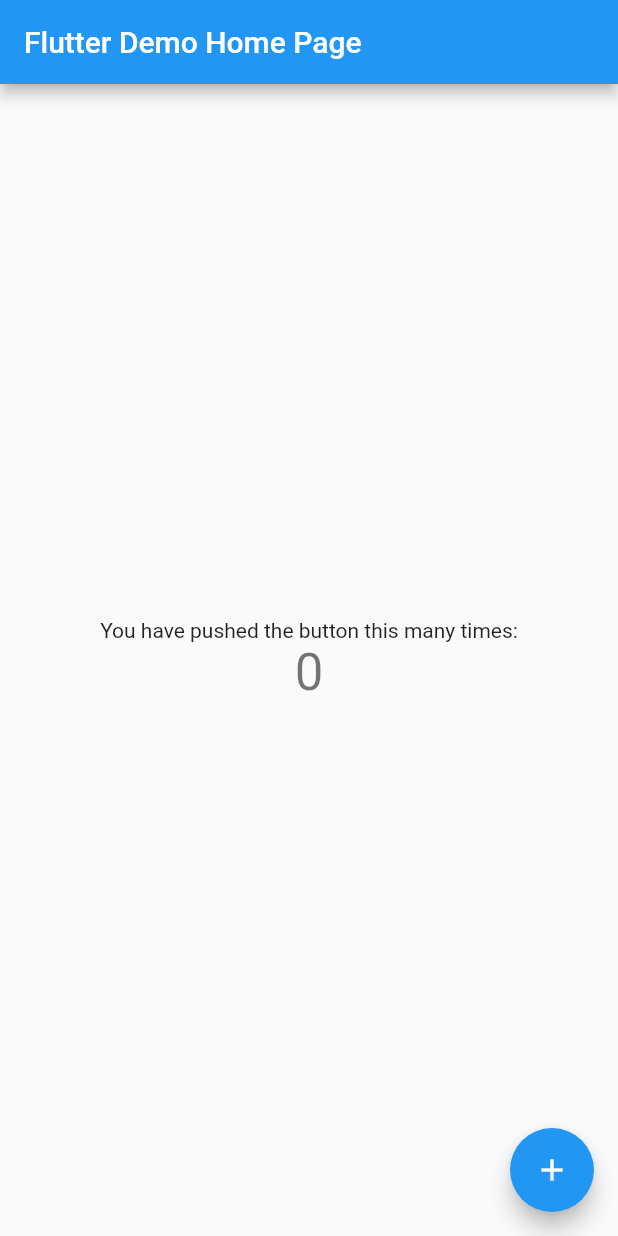
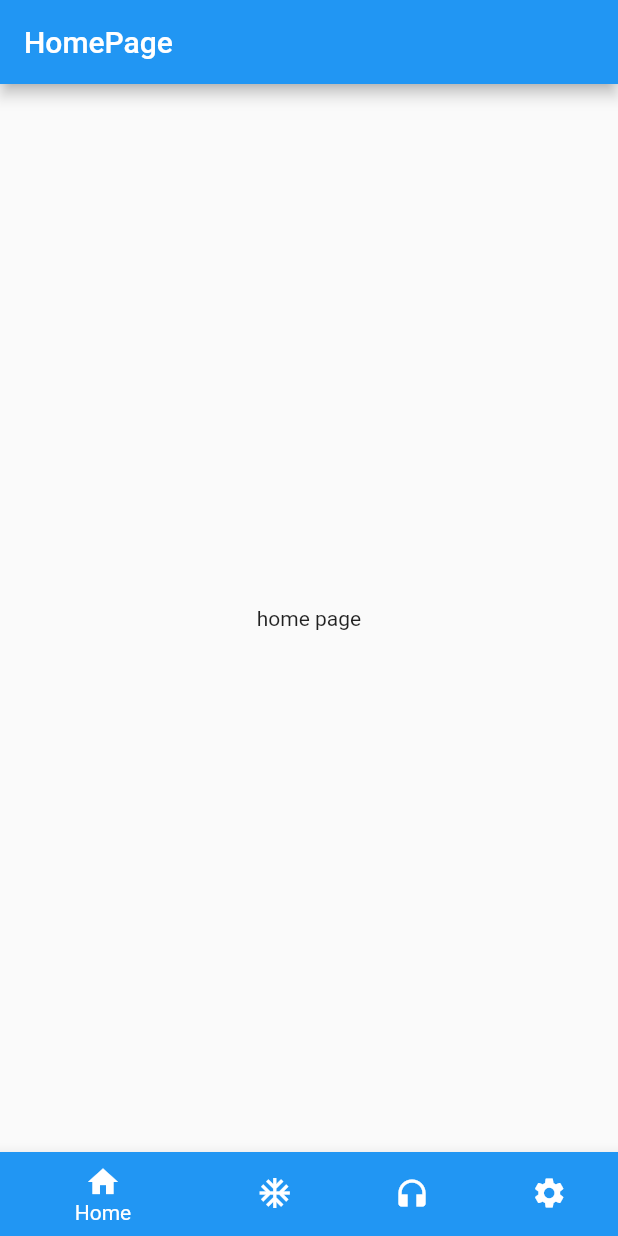
Before and after one commit to zysek11/LifestyleApplication, a Flutter app: the screen it shows after launch, on a phone screen of 412 x 824 dp. Run offline on Flutter 3.47's test engine with Material 2 defaults, Android fonts, the phone set to English and light mode, and no system bars.

Commit message:
menu
added menu

```diff
--- a/lib/main.dart
+++ b/lib/main.dart
@@ -1,115 +1,125 @@
 import 'package:flutter/material.dart';
 
 void main() {
-  runApp(const MyApp());
+  runApp(MyApp());
 }
 
-class MyApp extends StatelessWidget {
-  const MyApp({super.key});
+class MyApp extends StatefulWidget {
+  @override
+  _MyAppState createState() => _MyAppState();
+}
 
-  // This widget is the root of your application.
+class _MyAppState extends State<MyApp> {
+  int _currentIndex = 0;
+
+  final List<Widget> _screens = [
+    HomeScreen(),
+    AcScreen(),
+    HeadScreen(),
+    SettingsScreen(),
+    // tu można dodać więcej ekranów
+  ];
+
   @override
   Widget build(BuildContext context) {
     return MaterialApp(
-      title: 'Flutter Demo',
-      theme: ThemeData(
-        // This is the theme of your application.
-        //
-        // Try running your application with "flutter run". You'll see the
-        // application has a blue toolbar. Then, without quitting the app, try
-        // changing the primarySwatch below to Colors.green and then invoke
-        // "hot reload" (press "r" in the console where you ran "flutter run",
-        // or simply save your changes to "hot reload" in a Flutter IDE).
-        // Notice that the counter didn't reset back to zero; the application
-        // is not restarted.
-        primarySwatch: Colors.blue,
+      home: Scaffold(
+        appBar: AppBar(
+          title: _currentIndex == 0 ? Text("HomePage")
+              : _currentIndex == 1 ? Text("AcPage")
+              : _currentIndex == 2 ? Text("HeadPage")
+              : _currentIndex == 3 ? Text("SettingsPage"): Text("HomePage"),
+        ),
+        body: IndexedStack(
+          index: _currentIndex,
+          children: _screens,
+        ),
+        bottomNavigationBar: BottomNavigationBar(
+          currentIndex: _currentIndex,
+          showSelectedLabels: true,
+          showUnselectedLabels: false,
+          onTap: (index) {
+            setState(() {
+              _currentIndex = index;
+            });
+          },
+            items: const [
+              BottomNavigationBarItem(
+
+                backgroundColor: Colors.blue,
+                icon: Icon(Icons.home),
+                label: 'Home',
+              ),
+              BottomNavigationBarItem(
+                icon: Icon(Icons.ac_unit),
+                label: 'snow',
+              ),
+              BottomNavigationBarItem(
+                icon: Icon(Icons.headphones),
+                label: 'Head',
+              ),
+              BottomNavigationBarItem(
+                icon: Icon(Icons.settings),
+                label: 'Settings',
+              ),
+            ],
+          ),
       ),
-      home: const MyHomePage(title: 'Flutter Demo Home Page'),
     );
   }
 }
 
-class MyHomePage extends StatefulWidget {
-  const MyHomePage({super.key, required this.title});
-
-  // This widget is the home page of your application. It is stateful, meaning
-  // that it has a State object (defined below) that contains fields that affect
-  // how it looks.
-
-  // This class is the configuration for the state. It holds the values (in this
-  // case the title) provided by the parent (in this case the App widget) and
-  // used by the build method of the State. Fields in a Widget subclass are
-  // always marked "final".
-
-  final String title;
-
-  @override
-  State<MyHomePage> createState() => _MyHomePageState();
-}
-
-class _MyHomePageState extends State<MyHomePage> {
-  int _counter = 0;
-
-  void _incrementCounter() {
-    setState(() {
-      // This call to setState tells the Flutter framework that something has
-      // changed in this State, which causes it to rerun the build method below
-      // so that the display can reflect the updated values. If we changed
-      // _counter without calling setState(), then the build method would not be
-      // called again, and so nothing would appear to happen.
-      _counter++;
-    });
-  }
-
+class HomeScreen extends StatelessWidget {
   @override
   Widget build(BuildContext context) {
-    // This method is rerun every time setState is called, for instance as done
-    // by the _incrementCounter method above.
-    //
-    // The Flutter framework has been optimized to make rerunning build methods
-    // fast, so that you can just rebuild anything that needs updating rather
-    // than having to individually change instances of widgets.
-    return Scaffold(
-      appBar: AppBar(
-        // Here we take the value from the MyHomePage object that was created by
-        // the App.build method, and use it to set our appbar title.
-        title: Text(widget.title),
+    return Center(
+      child: Column(
+        mainAxisAlignment: MainAxisAlignment.center,
+        children: [
+          Text('home page'),
+        ],
       ),
-      body: Center(
-        // Center is a layout widget. It takes a single child and positions it
-        // in the middle of the parent.
-        child: Column(
-          // Column is also a layout widget. It takes a list of children and
-          // arranges them vertically. By default, it sizes itself to fit its
-          // children horizontally, and tries to be as tall as its parent.
-          //
-          // Invoke "debug painting" (press "p" in the console, choose the
-          // "Toggle Debug Paint" action from the Flutter Inspector in Android
-          // Studio, or the "Toggle Debug Paint" command in Visual Studio Code)
-          // to see the wireframe for each widget.
-          //
-          // Column has various properties to control how it sizes itself and
-          // how it positions its children. Here we use mainAxisAlignment to
-          // center the children vertically; the main axis here is the vertical
-          // axis because Columns are vertical (the cross axis would be
-          // horizontal).
-          mainAxisAlignment: MainAxisAlignment.center,
-          children: <Widget>[
-            const Text(
-              'You have pushed the button this many times:',
-            ),
-            Text(
-              '$_counter',
-              style: Theme.of(context).textTheme.headline4,
-            ),
-          ],
-        ),
-      ),
-      floatingActionButton: FloatingActionButton(
-        onPressed: _incrementCounter,
-        tooltip: 'Increment',
-        child: const Icon(Icons.add),
-      ), // This trailing comma makes auto-formatting nicer for build methods.
     );
   }
 }
+class AcScreen extends StatelessWidget {
+  @override
+  Widget build(BuildContext context) {
+    return Center(
+      child: Column(
+        mainAxisAlignment: MainAxisAlignment.center,
+        children: [
+          Text('ac page'),
+        ],
+      ),
+    );
+  }
+}
+
+class HeadScreen extends StatelessWidget {
+  @override
+  Widget build(BuildContext context) {
+    return Center(
+      child: Column(
+        mainAxisAlignment: MainAxisAlignment.center,
+        children: [
+          Text('head page'),
+        ],
+      ),
+    );
+  }
+}
+
+class SettingsScreen extends StatelessWidget {
+  @override
+  Widget build(BuildContext context) {
+    return Center(
+      child: Column(
+        mainAxisAlignment: MainAxisAlignment.center,
+        children: [
+          Text('settings page'),
+        ],
+      ),
+    );
+  }
+}
```
